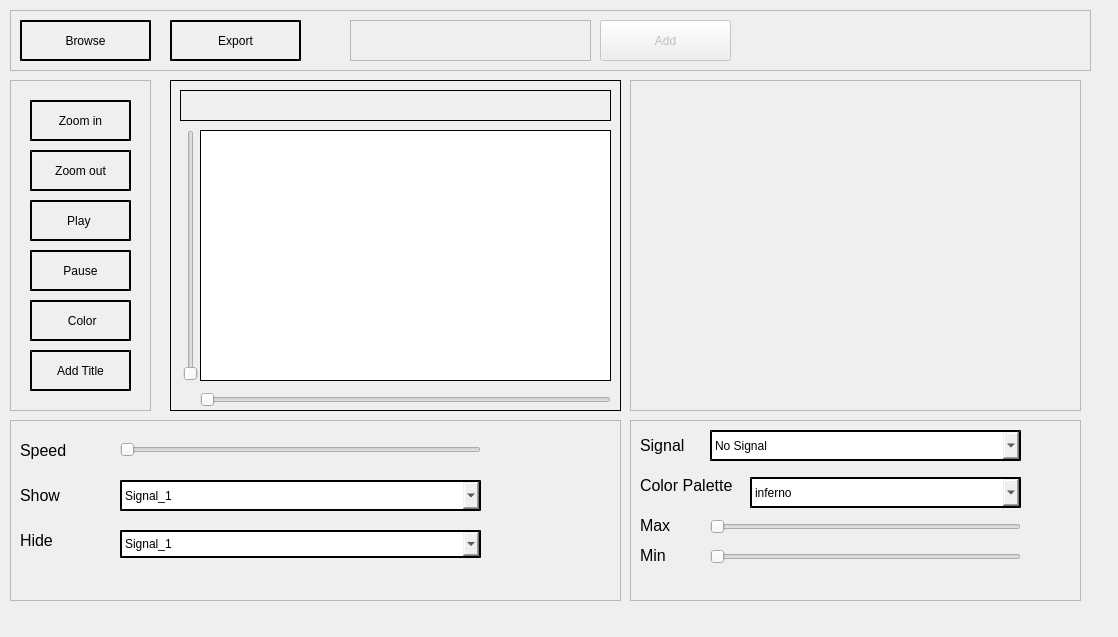
Old version of the form Task 1 - Signal Viewer/main.ui in the repository jemmyyy/dsptasks.
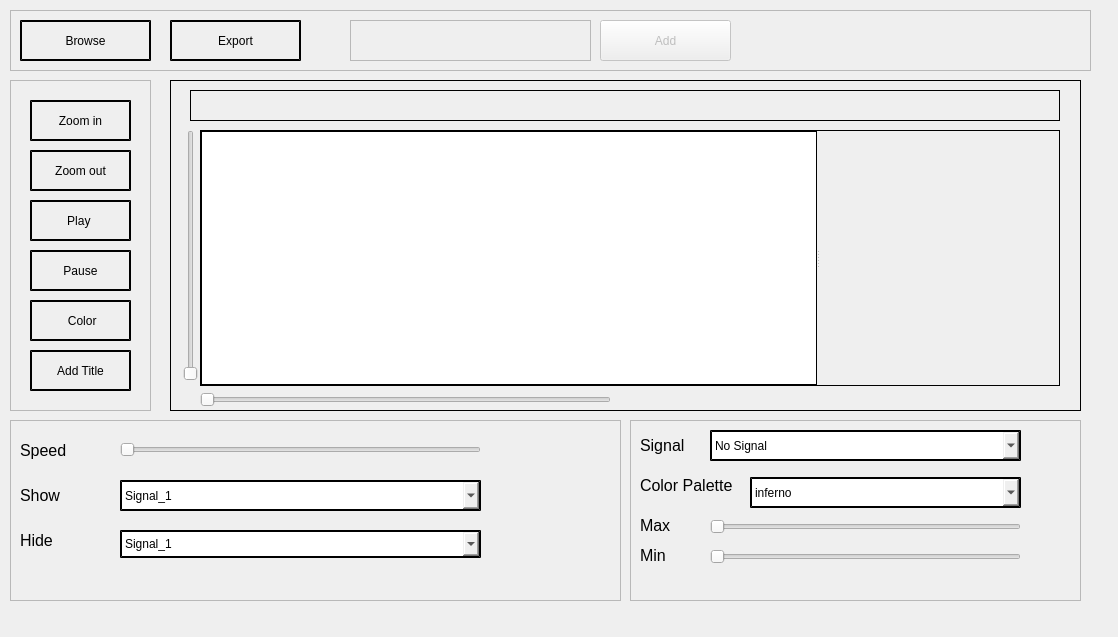
New version of the form. Icons and pictures are not drawn. Custom widgets are drawn as their Qt base class.

Patch:
```diff
--- a/Task 1 - Signal Viewer/main.ui
+++ b/Task 1 - Signal Viewer/main.ui
@@ -2082,7 +2082,7 @@
     <rect>
      <x>170</x>
      <y>80</y>
-     <width>451</width>
+     <width>911</width>
      <height>331</height>
     </rect>
    </property>
@@ -2126,52 +2126,47 @@
      <enum>Qt::Horizontal</enum>
     </property>
    </widget>
-   <widget class="PlotWidget" name="graphicsView">
+   <widget class="QLabel" name="titleLabel">
     <property name="geometry">
      <rect>
-      <x>30</x>
-      <y>50</y>
-      <width>411</width>
-      <height>251</height>
-     </rect>
-    </property>
-   </widget>
-   <widget class="QFrame" name="frame_7">
-    <property name="geometry">
-     <rect>
-      <x>10</x>
+      <x>20</x>
       <y>10</y>
-      <width>431</width>
+      <width>870</width>
       <height>31</height>
      </rect>
     </property>
-    <property name="frameShape">
-     <enum>QFrame::StyledPanel</enum>
+    <property name="font">
+     <font>
+      <pointsize>12</pointsize>
+     </font>
     </property>
-    <property name="frameShadow">
-     <enum>QFrame::Raised</enum>
+    <property name="text">
+     <string/>
     </property>
-    <widget class="QLabel" name="titleLabel">
-     <property name="geometry">
-      <rect>
-       <x>0</x>
-       <y>0</y>
-       <width>431</width>
-       <height>31</height>
-      </rect>
-     </property>
-     <property name="font">
-      <font>
-       <pointsize>12</pointsize>
-      </font>
-     </property>
-     <property name="text">
-      <string/>
-     </property>
-     <property name="alignment">
-      <set>Qt::AlignCenter</set>
-     </property>
-    </widget>
+    <property name="alignment">
+     <set>Qt::AlignCenter</set>
+    </property>
+   </widget>
+   <widget class="QSplitter" name="splitter_2">
+    <property name="geometry">
+     <rect>
+      <x>30</x>
+      <y>50</y>
+      <width>860</width>
+      <height>256</height>
+     </rect>
+    </property>
+    <property name="opaqueResize">
+     <bool>true</bool>
+    </property>
+    <property name="handleWidth">
+     <number>2</number>
+    </property>
+    <property name="childrenCollapsible">
+     <bool>true</bool>
+    </property>
+    <widget class="PlotWidget" name="graphicsView"/>
+    <widget class="MplWidget" name="widget" native="true"/>
    </widget>
   </widget>
   <widget class="QFrame" name="frame_2">
@@ -2325,38 +2320,6 @@
     </property>
    </widget>
   </widget>
-  <widget class="QFrame" name="frame_3">
-   <property name="geometry">
-    <rect>
-     <x>630</x>
-     <y>80</y>
-     <width>451</width>
-     <height>331</height>
-    </rect>
-   </property>
-   <property name="styleSheet">
-    <string notr="true">QFrame 
-{
-border-color: rgb(0, 0, 0);
-}</string>
-   </property>
-   <property name="frameShape">
-    <enum>QFrame::StyledPanel</enum>
-   </property>
-   <property name="frameShadow">
-    <enum>QFrame::Raised</enum>
-   </property>
-   <widget class="MplWidget" name="widget" native="true">
-    <property name="geometry">
-     <rect>
-      <x>9</x>
-      <y>9</y>
-      <width>431</width>
-      <height>311</height>
-     </rect>
-    </property>
-   </widget>
-  </widget>
   <widget class="QFrame" name="frame_4">
    <property name="geometry">
     <rect>
```
Left out of the diff: 13 changed lines with no effect on the pictures.
